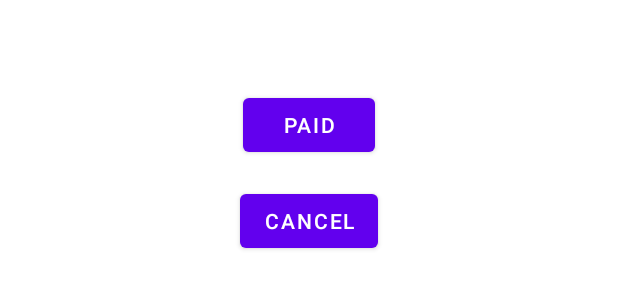
After one commit to irfan87/ordered_now, an Android app: the layout activity_order_information.xml on its own in the app's theme, with its tools: preview values and no code run, on a phone screen of 412 x 824 dp. The commit adds this screen. Shown: the top 300 px of the screen. Run offline under Robolectric (Android 15) with nearby library versions, the phone set to English and light mode, and no system bars.

```diff
--- a/app/build.gradle
+++ b/app/build.gradle
@@ -30,6 +30,9 @@ android {
     kotlinOptions {
         jvmTarget = '1.8'
     }
+    buildFeatures {
+        viewBinding true
+    }
 }
 
 dependencies {
@@ -39,6 +42,8 @@ dependencies {
     implementation 'androidx.appcompat:appcompat:1.3.0'
     implementation 'com.google.android.material:material:1.3.0'
     implementation 'androidx.constraintlayout:constraintlayout:2.0.4'
+    implementation 'androidx.navigation:navigation-fragment-ktx:2.3.5'
+    implementation 'androidx.navigation:navigation-ui-ktx:2.3.5'
     testImplementation 'junit:junit:4.+'
     androidTestImplementation 'androidx.test.ext:junit:1.1.2'
     androidTestImplementation 'androidx.test.espresso:espresso-core:3.3.0'
--- a/app/src/main/AndroidManifest.xml
+++ b/app/src/main/AndroidManifest.xml
@@ -9,6 +9,11 @@
         android:roundIcon="@mipmap/ic_launcher_round"
         android:supportsRtl="true"
         android:theme="@style/Theme.OrderedNow">
+        <activity android:name=".OrderInformation" />
+        <activity
+            android:name=".order_detail"
+            android:label="@string/title_activity_order_detail"
+            android:theme="@style/Theme.OrderedNow.NoActionBar" />
         <activity android:name=".MainActivity">
             <intent-filter>
                 <action android:name="android.intent.action.MAIN" />
--- /dev/null
+++ b/app/src/main/res/layout/activity_order_information.xml
@@ -0,0 +1,41 @@
+<?xml version="1.0" encoding="utf-8"?>
+<androidx.constraintlayout.widget.ConstraintLayout xmlns:android="http://schemas.android.com/apk/res/android"
+    xmlns:app="http://schemas.android.com/apk/res-auto"
+    xmlns:tools="http://schemas.android.com/tools"
+    android:layout_width="match_parent"
+    android:layout_height="match_parent"
+    tools:context=".OrderInformation">
+
+    <TextView
+        android:id="@+id/tvOrderInformation"
+        android:layout_width="wrap_content"
+        android:layout_height="wrap_content"
+        android:layout_marginTop="16dp"
+        android:textSize="20sp"
+        app:layout_constraintEnd_toEndOf="parent"
+        app:layout_constraintHorizontal_bias="0.5"
+        app:layout_constraintStart_toStartOf="parent"
+        app:layout_constraintTop_toTopOf="parent" />
+
+    <Button
+        android:id="@+id/btnPaid"
+        android:layout_width="wrap_content"
+        android:layout_height="wrap_content"
+        android:layout_marginTop="16dp"
+        android:text="paid"
+        app:layout_constraintEnd_toEndOf="parent"
+        app:layout_constraintHorizontal_bias="0.5"
+        app:layout_constraintStart_toStartOf="parent"
+        app:layout_constraintTop_toBottomOf="@+id/tvOrderInformation" />
+
+    <Button
+        android:id="@+id/btnBack"
+        android:layout_width="wrap_content"
+        android:layout_height="wrap_content"
+        android:layout_marginTop="16dp"
+        android:text="Cancel"
+        app:layout_constraintEnd_toEndOf="parent"
+        app:layout_constraintHorizontal_bias="0.5"
+        app:layout_constraintStart_toStartOf="parent"
+        app:layout_constraintTop_toBottomOf="@+id/btnPaid" />
+</androidx.constraintlayout.widget.ConstraintLayout>
--- /dev/null
+++ b/app/src/main/res/values/dimens.xml
@@ -0,0 +1,3 @@
+<resources>
+    <dimen name="fab_margin">16dp</dimen>
+</resources>
--- a/app/src/main/res/values/themes.xml
+++ b/app/src/main/res/values/themes.xml
@@ -13,4 +13,13 @@
         <item name="android:statusBarColor" tools:targetApi="l">?attr/colorPrimaryVariant</item>
         <!-- Customize your theme here. -->
     </style>
+
+    <style name="Theme.OrderedNow.NoActionBar">
+        <item name="windowActionBar">false</item>
+        <item name="windowNoTitle">true</item>
+    </style>
+
+    <style name="Theme.OrderedNow.AppBarOverlay" parent="ThemeOverlay.AppCompat.Dark.ActionBar" />
+
+    <style name="Theme.OrderedNow.PopupOverlay" parent="ThemeOverlay.AppCompat.Light" />
 </resources>
```
Also changed, not shown: app/src/main/java/com/irfanshukri203/orderednow/MainActivity.kt (+8 -4 lines), app/src/main/java/com/irfanshukri203/orderednow/OrderInformation.kt (added, +30 -0 lines), app/src/main/res/layout/activity_main.xml (+0 -10 lines), app/src/main/res/navigation/nav_graph.xml (added, +28 -0 lines), app/src/main/res/values/strings.xml (+9 -0 lines).
